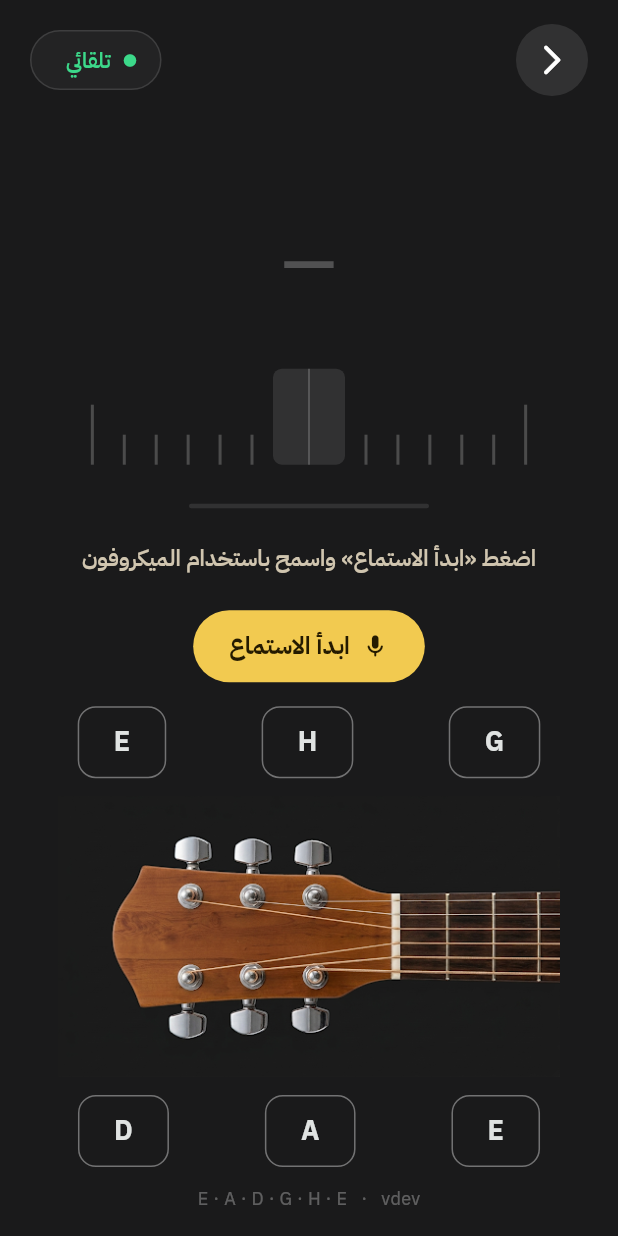
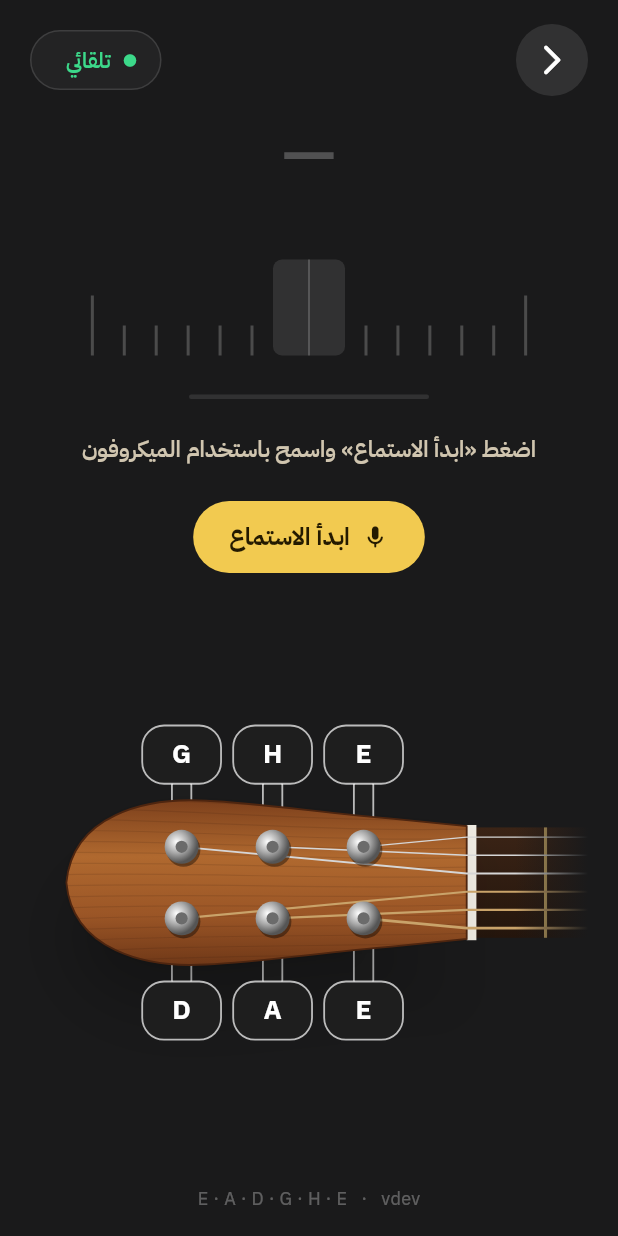
Before and after one commit to rooneyhannan/YALLA-PLAY, a Flutter app: the TunerScreen widget shown alone on an empty page, opened directly with empty values, on a phone screen of 412 x 824 dp. Run offline on Flutter 3.47's test engine with Material 3 defaults, Android fonts, the phone set to English and light mode, and no system bars; our stand-ins replace web; missing offline and left inert: dart:js_interop; project files that could hold a hidden picture were left out.

Commit message:
Draw the tuner headstock with string names on the tuner keys
The tuner showed a small headstock photo between two rows of string
buttons. The headstock is now drawn, as large as the page allows, with
each string's name on its tuner key. The string being tuned lights up:
its key, post and the string itself, with the light running from the
key to the fretboard and breathing while the microphone listens. Keys
stay tappable to pick a string, and tuned strings show a check mark.

On short screens the scaled page is widened first, so it still spans
the full width.

Co-Authored-By: Claude Opus 5.5 <noreply@anthropic.com>
Claude-Session: https://claude.ai/code/session_01TCVZ5Z3ZUmcaprmhxATyoL

```diff
--- /dev/null
+++ b/lib/features/tuner/presentation/headstock.dart
@@ -0,0 +1,483 @@
+import 'dart:math' as math;
+import 'dart:ui' as ui;
+
+import 'package:flutter/foundation.dart';
+import 'package:flutter/material.dart';
+
+import '../../../core/theme/app_theme.dart';
+import '../data/tuning.dart';
+
+/// Where everything sits in the headstock drawing, in design units of a
+/// [width] × [height] canvas that is scaled to fit. The headstock points
+/// left and the neck right, strings 1 (high E) to 6 (low E) top to bottom
+/// at the nut, as a guitar looks from the front.
+abstract final class HeadstockGeometry {
+  static const width = 920.0, height = 560.0;
+  static const nutX = 720.0, nutWidth = 16.0, centerY = 281.0;
+  static const keySize = Size(130, 96);
+
+  /// String index (0 = high E) → tuning post. The top row holds strings
+  /// 3-2-1 left to right, the bottom row 4-5-6.
+  static const posts = <Offset>[
+    Offset(550, 222),
+    Offset(400, 222),
+    Offset(250, 222),
+    Offset(250, 340),
+    Offset(400, 340),
+    Offset(550, 340),
+  ];
+
+  static double nutY(int string) => 206 + string * 30.0;
+
+  static bool isTop(int string) => string < 3;
+
+  /// The tuner key standing out from the headstock edge beside a post.
+  static Rect key(int string) => Rect.fromCenter(
+    center: Offset(posts[string].dx, isTop(string) ? 70 : 492),
+    width: keySize.width,
+    height: keySize.height,
+  );
+
+  /// The string from its post over the nut to the end of the drawing.
+  static Path stringPath(int string) => Path()
+    ..moveTo(posts[string].dx, posts[string].dy)
+    ..lineTo(nutX, nutY(string))
+    ..lineTo(width, nutY(string));
+
+  static Path outline() => Path()
+    ..moveTo(nutX, 188)
+    ..lineTo(600, 176)
+    ..cubicTo(480, 166, 380, 150, 290, 146)
+    ..cubicTo(190, 140, 70, 170, 60, centerY)
+    ..cubicTo(70, 392, 190, 422, 290, 416)
+    ..cubicTo(380, 412, 480, 396, 600, 386)
+    ..lineTo(nutX, 374)
+    ..close();
+
+  /// Scale and offset that fit the drawing into [size], centered.
+  static (double, Offset) fit(Size size) {
+    final scale = math.min(size.width / width, size.height / height);
+    return (
+      scale,
+      Offset(
+        (size.width - width * scale) / 2,
+        (size.height - height * scale) / 2,
+      ),
+    );
+  }
+}
+
+/// A drawn guitar headstock whose tuner keys carry the string names. The
+/// string being tuned lights up from its key along the string.
+class Headstock extends StatefulWidget {
+  /// String to light up, or null.
+  final int? highlighted;
+  final bool inTune;
+
+  /// Pulse the light, while the microphone is listening.
+  final bool pulsing;
+  final Set<int> tuned;
+  final ValueChanged<int> onSelect;
+
+  /// Page color the end of the neck fades into.
+  final Color background;
+  const Headstock({
+    super.key,
+    required this.background,
+    required this.highlighted,
+    required this.inTune,
+    required this.pulsing,
+    required this.tuned,
+    required this.onSelect,
+  });
+
+  @override
+  State<Headstock> createState() => _HeadstockState();
+}
+
+class _HeadstockState extends State<Headstock> with TickerProviderStateMixin {
+  static const _green = Color(0xFF3CD98A);
+  late final _sweep = AnimationController(
+    vsync: this,
+    duration: const Duration(milliseconds: 450),
+  );
+  late final _pulse = AnimationController(
+    vsync: this,
+    duration: const Duration(milliseconds: 1400),
+  );
+
+  @override
+  void initState() {
+    super.initState();
+    if (widget.highlighted != null) _sweep.value = 1;
+    _updatePulse();
+  }
+
+  @override
+  void didUpdateWidget(Headstock oldWidget) {
+    super.didUpdateWidget(oldWidget);
+    if (widget.highlighted != oldWidget.highlighted) {
+      _sweep.forward(from: 0);
+    }
+    _updatePulse();
+  }
+
+  void _updatePulse() {
+    if (widget.pulsing && widget.highlighted != null) {
+      if (!_pulse.isAnimating) _pulse.repeat(reverse: true);
+    } else {
+      _pulse
+        ..stop()
+        ..value = 1;
+    }
+  }
+
+  @override
+  void dispose() {
+    _sweep.dispose();
+    _pulse.dispose();
+    super.dispose();
+  }
+
+  @override
+  Widget build(BuildContext context) => LayoutBuilder(
+    builder: (context, c) {
+      final size = c.biggest;
+      final (scale, offset) = HeadstockGeometry.fit(size);
+      final light = widget.inTune ? _green : AppTheme.gold;
+      return Stack(
+        children: [
+          Positioned.fill(
+            child: Semantics(
+              label: 'رأس الغيتار مع مفاتيح الأوتار',
+              child: CustomPaint(
+                key: const ValueKey('tuner-headstock'),
+                painter: _HeadstockPainter(
+                  background: widget.background,
+                  highlighted: widget.highlighted,
+                  light: light,
+                  tuned: widget.tuned,
+                  sweep: _sweep,
+                  pulse: _pulse,
+                ),
+              ),
+            ),
+          ),
+          for (var i = 0; i < standardTuning.length; i++)
+            _key(i, scale, offset, light),
+        ],
+      );
+    },
+  );
+
+  Widget _key(int i, double scale, Offset offset, Color light) {
+    final rect = HeadstockGeometry.key(i);
+    final lit = widget.highlighted == i;
+    final tuned = widget.tuned.contains(i);
+    return Positioned.fromRect(
+      rect: Rect.fromLTWH(
+        offset.dx + rect.left * scale,
+        offset.dy + rect.top * scale,
+        rect.width * scale,
+        rect.height * scale,
+      ),
+      child: Semantics(
+        button: true,
+        selected: lit,
+        label: 'وتر ${standardTuning[i].label}${tuned ? '، مضبوط' : ''}',
+        excludeSemantics: true,
+        child: InkWell(
+          key: ValueKey('tuner-string-$i'),
+          onTap: () => widget.onSelect(i),
+          customBorder: RoundedRectangleBorder(
+            borderRadius: BorderRadius.circular(36 * scale),
+          ),
+          child: Center(
+            child: FittedBox(
+              child: Row(
+                mainAxisSize: MainAxisSize.min,
+                children: [
+                  Text(
+                    standardTuning[i].label,
+                    style: TextStyle(
+                      fontSize: 44 * scale,
+                      fontWeight: FontWeight.w700,
+                      color: lit ? const Color(0xFF241A00) : Colors.white,
+                    ),
+                  ),
+                  if (tuned) ...[
+                    SizedBox(width: 6 * scale),
+                    Icon(
+                      Icons.check_rounded,
+                      key: ValueKey('tuner-tuned-$i'),
+                      size: 36 * scale,
+                      color: lit ? const Color(0xFF241A00) : _green,
+                    ),
+                  ],
+                ],
+              ),
+            ),
+          ),
+        ),
+      ),
+    );
+  }
+}
+
+class _HeadstockPainter extends CustomPainter {
+  final int? highlighted;
+  final Color light;
+  final Set<int> tuned;
+  final Animation<double> sweep, pulse;
+  final Color background;
+  _HeadstockPainter({
+    required this.background,
+    required this.highlighted,
+    required this.light,
+    required this.tuned,
+    required this.sweep,
+    required this.pulse,
+  }) : super(repaint: Listenable.merge([sweep, pulse]));
+
+  static const _green = Color(0xFF3CD98A);
+
+  @override
+  void paint(Canvas canvas, Size size) {
+    final (scale, offset) = HeadstockGeometry.fit(size);
+    canvas
+      ..save()
+      ..translate(offset.dx, offset.dy)
+      ..scale(scale);
+    // Strength of the light: fades in with the sweep, then breathes.
+    final glow =
+        Curves.easeOut.transform(sweep.value) * (.6 + .4 * pulse.value);
+
+    _neck(canvas);
+    for (var i = 0; i < 6; i++) {
+      _stem(canvas, i);
+    }
+    _wood(canvas);
+    _strings(canvas, glow);
+    for (var i = 0; i < 6; i++) {
+      _post(canvas, i, glow);
+      _keyShape(canvas, i, glow);
+    }
+    // The neck fades out into the page instead of ending in a hard edge.
+    const fade = Rect.fromLTRB(800, 170, HeadstockGeometry.width, 390);
+    canvas.drawRect(
+      fade,
+      Paint()
+        ..shader = ui.Gradient.linear(fade.centerLeft, fade.centerRight, [
+          background.withValues(alpha: 0),
+          background,
+        ]),
+    );
+    canvas.restore();
+  }
+
+  void _neck(Canvas canvas) {
+    const board = Rect.fromLTRB(
+      HeadstockGeometry.nutX,
+      190,
+      HeadstockGeometry.width,
+      372,
+    );
+    canvas.drawRect(
+      board,
+      Paint()
+        ..shader = ui.Gradient.linear(board.topCenter, board.bottomCenter, [
+          const Color(0xFF3B2416),
+          const Color(0xFF24150C),
+        ]),
+    );
+    canvas.drawLine(
+      const Offset(850, 190),
+      const Offset(850, 372),
+      Paint()
+        ..color = const Color(0xFFD4B26A)
+        ..strokeWidth = 5,
+    );
+    canvas.drawRect(
+      const Rect.fromLTWH(
+        HeadstockGeometry.nutX,
+        186,
+        HeadstockGeometry.nutWidth,
+        190,
+      ),
+      Paint()..color = const Color(0xFFF3EFE6),
+    );
+  }
+
+  void _wood(Canvas canvas) {
+    final outline = HeadstockGeometry.outline();
+    canvas.drawShadow(outline, Colors.black, 18, false);
+    canvas.drawPath(
+      outline,
+      Paint()
+        ..shader = ui.Gradient.linear(
+          const Offset(0, 140),
+          const Offset(0, 420),
+          [
+            const Color(0xFF7A3E1B),
+            const Color(0xFFB0692F),
+            const Color(0xFF9A5526),
+            const Color(0xFF6E3717),
+          ],
+          [0, .35, .7, 1],
+        ),
+    );
+    // Faint grain following the headstock.
+    canvas
+      ..save()
+      ..clipPath(outline);
+    final grain = Paint()
+      ..style = PaintingStyle.stroke
+      ..strokeWidth = 2
+      ..color = const Color(0x1F2B1206);
+    for (var y = 150.0; y < 420; y += 17) {
+      final bend = (y - HeadstockGeometry.centerY) * .08;
+      canvas.drawPath(
+        Path()
+          ..moveTo(40, y + bend)
+          ..cubicTo(300, y - 6, 500, y + 8 - bend, 760, y - bend),
+        grain,
+      );
+    }
+    canvas.restore();
+    canvas.drawPath(
+      outline,
+      Paint()
+        ..style = PaintingStyle.stroke
+        ..strokeWidth = 3
+        ..color = const Color(0xFF4E250F),
+    );
+  }
+
+  void _strings(Canvas canvas, double glow) {
+    for (var i = 0; i < 6; i++) {
+      final wound = i >= 3;
+      canvas.drawPath(
+        HeadstockGeometry.stringPath(i),
+        Paint()
+          ..style = PaintingStyle.stroke
+          ..strokeWidth = 2 + i * .5
+          ..color = wound ? const Color(0xFFC9A36A) : const Color(0xFFD6D6D6),
+      );
+    }
+    final lit = highlighted;
+    if (lit == null || glow == 0) return;
+    // The light runs from the key along the string to the end.
+    final metric = HeadstockGeometry.stringPath(lit).computeMetrics().first;
+    final part = metric.extractPath(
+      0,
+      metric.length * Curves.easeOutCubic.transform(sweep.value),
+    );
+    canvas
+      ..drawPath(
+        part,
+        Paint()
+          ..style = PaintingStyle.stroke
+          ..strokeWidth = 16
+          ..strokeCap = StrokeCap.round
+          ..color = light.withValues(alpha: .55 * glow)
+          ..maskFilter = const MaskFilter.blur(BlurStyle.normal, 12),
+      )
+      ..drawPath(
+        part,
+        Paint()
+          ..style = PaintingStyle.stroke
+          ..strokeWidth = 5
+          ..strokeCap = StrokeCap.round
+          ..color = Color.lerp(light, Colors.white, .55)!,
+      );
+  }
+
+  void _stem(Canvas canvas, int i) {
+    final key = HeadstockGeometry.key(i);
+    final top = HeadstockGeometry.isTop(i);
+    final stem = Rect.fromLTRB(
+      key.center.dx - 16,
+      top ? key.bottom - 4 : HeadstockGeometry.posts[i].dy + 20,
+      key.center.dx + 16,
+      top ? HeadstockGeometry.posts[i].dy - 20 : key.top + 4,
+    );
+    final lit = highlighted == i;
+    canvas.drawRRect(
+      RRect.fromRectAndRadius(stem, const Radius.circular(6)),
+      Paint()..color = lit ? light : const Color(0xFF1E1E1E),
+    );
+    canvas.drawRRect(
+      RRect.fromRectAndRadius(stem, const Radius.circular(6)),
+      Paint()
+        ..style = PaintingStyle.stroke
+        ..strokeWidth = 3
+        ..color = lit ? light : Colors.white70,
+    );
+  }
+
+  void _post(Canvas canvas, int i, double glow) {
+    final center = HeadstockGeometry.posts[i];
+    if (highlighted == i && glow > 0) {
+      canvas.drawCircle(
+        center,
+        44,
+        Paint()
+          ..color = light.withValues(alpha: .5 * glow)
+          ..maskFilter = const MaskFilter.blur(BlurStyle.normal, 16),
+      );
+    }
+    canvas
+      ..drawCircle(
+        center + const Offset(3, 5),
+        28,
+        Paint()..color = const Color(0x66000000),
+      )
+      ..drawCircle(
+        center,
+        28,
+        Paint()
+          ..shader = ui.Gradient.radial(
+            center - const Offset(8, 8),
+            34,
+            [Colors.white, const Color(0xFFA7A7A7), const Color(0xFF555555)],
+            [0, .55, 1],
+          ),
+      )
+      ..drawCircle(center, 10, Paint()..color = const Color(0xFF6B6B6B));
+  }
+
+  void _keyShape(Canvas canvas, int i, double glow) {
+    final shape = RRect.fromRectAndRadius(
+      HeadstockGeometry.key(i),
+      const Radius.circular(36),
+    );
+    final lit = highlighted == i;
+    if (lit && glow > 0) {
+      canvas.drawRRect(
+        shape.inflate(6),
+        Paint()
+          ..color = light.withValues(alpha: .7 * glow)
+          ..maskFilter = const MaskFilter.blur(BlurStyle.normal, 22),
+      );
+    }
+    canvas
+      ..drawRRect(shape, Paint()..color = lit ? light : const Color(0xFF1E1E1E))
+      ..drawRRect(
+        shape,
+        Paint()
+          ..style = PaintingStyle.stroke
+          ..strokeWidth = 3
+          ..color = lit
+              ? Color.lerp(light, Colors.white, .5)!
+              : tuned.contains(i)
+              ? _green
+              : Colors.white70,
+      );
+  }
+
+  @override
+  bool shouldRepaint(_HeadstockPainter old) =>
+      old.highlighted != highlighted ||
+      old.light != light ||
+      !setEquals(old.tuned, tuned);
+}
--- a/lib/features/tuner/presentation/tuner_screen.dart
+++ b/lib/features/tuner/presentation/tuner_screen.dart
@@ -4,9 +4,9 @@ import 'package:flutter/material.dart';
 
 import '../../../core/app_build.dart';
 import '../../../core/theme/app_theme.dart';
-import '../../../core/widgets/design_widgets.dart';
 import '../data/tuner_engine.dart';
 import '../data/tuning.dart';
+import 'headstock.dart';
 
 enum _Status { idle, starting, listening }
 
@@ -28,6 +28,7 @@ class TunerScreen extends StatefulWidget {
 
 class _TunerScreenState extends State<TunerScreen> with WidgetsBindingObserver {
   static const _green = Color(0xFF3CD98A);
+  static const _background = Color(0xFF1A1A1B);
   // The engine reports about 20 times a second.
   static const _readingsUntilTuned = 10, _silentReadingsUntilClear = 12;
 
@@ -169,14 +170,16 @@ class _TunerScreenState extends State<TunerScreen> with WidgetsBindingObserver {
     final inTune = reading?.inTune ?? false;
     final listening = _status == _Status.listening;
     return ColoredBox(
-      color: const Color(0xFF1A1A1B),
+      color: _background,
       child: LayoutBuilder(
         builder: (context, c) {
           // One fixed screen, never scrolled: spare height goes to the
           // headstock photo, and shorter screens scale the whole page down.
           final height = math.max(c.maxHeight, _minHeight);
           final page = SizedBox(
-            width: c.maxWidth,
+            // Widened by the same factor it is scaled down, so the scaled
+            // page still spans the full width.
+            width: c.maxWidth * height / c.maxHeight,
             height: height,
             child: Padding(
               padding: const EdgeInsets.fromLTRB(20, 16, 20, 16),
@@ -224,7 +227,7 @@ class _TunerScreenState extends State<TunerScreen> with WidgetsBindingObserver {
                       ),
                     ],
                   ),
-                  const Spacer(),
+                  const SizedBox(height: 4),
                   Text(
                     shown == null ? '—' : standardTuning[shown].label,
                     key: const ValueKey('tuner-note'),
@@ -325,19 +328,16 @@ class _TunerScreenState extends State<TunerScreen> with WidgetsBindingObserver {
                         ),
                   const SizedBox(height: 16),
                   Expanded(
-                    flex: 4,
                     child: ConstrainedBox(
-                      constraints: const BoxConstraints(maxWidth: 700),
-                      child: Column(
-                        children: [
-                          _pegs([0, 1, 2], shown),
-                          const SizedBox(height: 12),
-                          const Expanded(
-                            child: DesignImage('s4_0.png', fit: BoxFit.contain),
-                          ),
-                          const SizedBox(height: 12),
-                          _pegs([3, 4, 5], shown),
-                        ],
+                      constraints: const BoxConstraints(maxWidth: 820),
+                      child: Headstock(
+                        background: _background,
+                        highlighted: shown,
+                        inTune: inTune,
+                        pulsing: listening && widget.active,
+                        // A copy, so the painter notices newly tuned strings.
+                        tuned: {..._tuned},
+                        onSelect: _select,
                       ),
                     ),
                   ),
@@ -352,67 +352,11 @@ class _TunerScreenState extends State<TunerScreen> with WidgetsBindingObserver {
               ),
             ),
           );
-          return height == c.maxHeight
-              ? page
-              : Center(child: FittedBox(child: page));
+          return height == c.maxHeight ? page : FittedBox(child: page);
         },
       ),
     );
   }
-
-  Widget _pegs(List<int> indexes, int? shown) => Row(
-    textDirection: TextDirection.ltr,
-    mainAxisAlignment: MainAxisAlignment.spaceAround,
-    children: [
-      for (final i in indexes)
-        OutlinedButton(
-          key: ValueKey('tuner-string-$i'),
-          onPressed: () => _select(i),
-          style: OutlinedButton.styleFrom(
-            foregroundColor: shown == i
-                ? AppTheme.gold
-                : _tuned.contains(i)
-                ? _green
-                : AppTheme.text,
-            backgroundColor: _target == i
-                ? AppTheme.gold.withValues(alpha: .08)
-                : Colors.transparent,
-            side: BorderSide(
-              color: shown == i
-                  ? AppTheme.gold
-                  : _tuned.contains(i)
-                  ? _green
-                  : Colors.white38,
-            ),
-            shape: RoundedRectangleBorder(
-              borderRadius: BorderRadius.circular(12),
-            ),
-            minimumSize: const Size(56, 48),
-          ),
-          child: Row(
-            mainAxisSize: MainAxisSize.min,
-            children: [
-              Text(
-                standardTuning[i].label,
-                style: const TextStyle(
-                  fontSize: 18,
-                  fontWeight: FontWeight.w700,
-                ),
-              ),
-              if (_tuned.contains(i)) ...[
-                const SizedBox(width: 4),
-                Icon(
-                  Icons.check_rounded,
-                  key: ValueKey('tuner-tuned-$i'),
-                  size: 16,
-                  color: _green,
-                ),
-              ],
-            ],
-          ),
-        ),
-    ],
-  );
 }
 
 class _MeterPainter extends CustomPainter {
```
Also changed, not shown: 4 other files.
